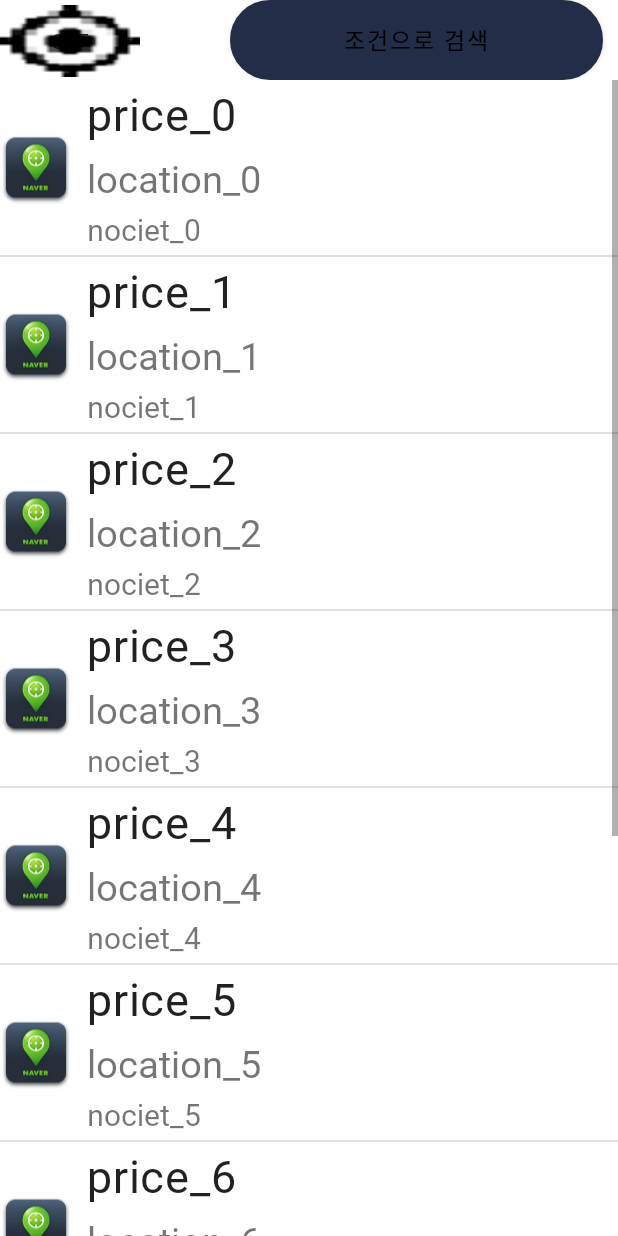
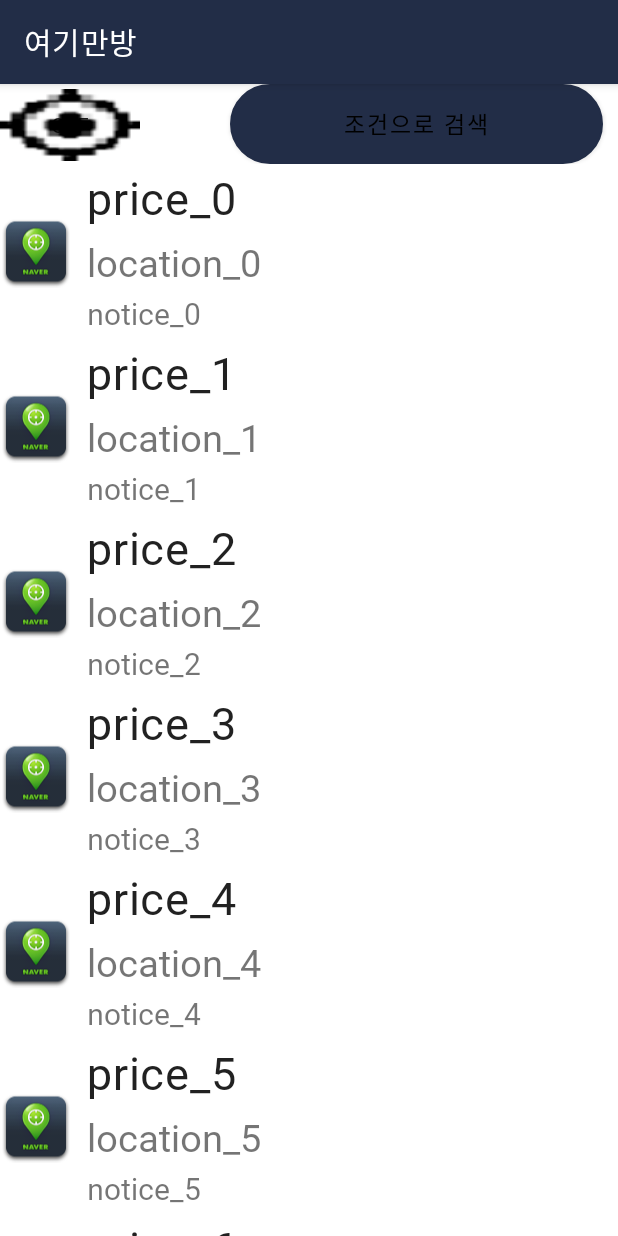
Before and after one commit to tbvjaos510/NRoom, an Android app: the MainActivity screen opened directly, with no data from a screen before it, after a tap on "전체 매물 보기", on a phone screen of 412 x 824 dp. Run offline under Robolectric (Android 15) with nearby library versions, the phone set to English and light mode, and no system bars; our stand-ins replace AdMob.

Commit message:
ListView -> RecyclerView, Update UI

```diff
--- a/NRoomAndroid/app/src/main/java/com/nroom/activity/BaseActivity.java
+++ b/NRoomAndroid/app/src/main/java/com/nroom/activity/BaseActivity.java
@@ -8,7 +8,4 @@ import androidx.appcompat.app.AppCompatActivity;
 @SuppressLint("Registered")
 public class BaseActivity extends AppCompatActivity {
 
-    protected <T extends View> T bind(int id) {
-        return findViewById(id);
-    }
 }
--- a/NRoomAndroid/app/src/main/java/com/nroom/activity/ListActivity.java
+++ b/NRoomAndroid/app/src/main/java/com/nroom/activity/ListActivity.java
@@ -5,24 +5,25 @@ import android.location.Location;
 import android.location.LocationListener;
 import android.location.LocationManager;
 import android.os.Bundle;
-import android.util.Log;
 import android.view.View;
 import android.widget.AdapterView;
 import android.widget.ArrayAdapter;
 import android.widget.Button;
-import android.widget.ListView;
 import android.widget.Spinner;
-import android.widget.TextView;
 import android.widget.ToggleButton;
 
 import com.nroom.R;
+import com.nroom.data.HouseItem;
 import com.nroom.listview.ListViewAdapter;
-import com.nroom.network.JSONTask;
+import com.nroom.recyclerview.HouseAdapter;
 
-import androidx.appcompat.app.AppCompatActivity;
+import java.util.ArrayList;
+
 import androidx.core.content.ContextCompat;
+import androidx.recyclerview.widget.LinearLayoutManager;
+import androidx.recyclerview.widget.RecyclerView;
 
-public class ListActivity extends AppCompatActivity {
+public class ListActivity extends BaseActivity {
     private final LocationListener mLocationListener = new LocationListener() {
         @Override
         public void onLocationChanged(Location location) {
@@ -48,10 +49,89 @@ public class ListActivity extends AppCompatActivity {
         }
     };
 
-    private String selectdeLocal = "서울특별시";
-    private ListView mListView;
+    private String selectedLocal = "서울특별시";
+    private RecyclerView recyclerView;
+    private HouseAdapter houseAdapter;
 
     @Override
+    protected void onCreate(Bundle savedInstanceState) {
+        super.onCreate(savedInstanceState);
+        setContentView(R.layout.activity_list);
+
+        setSupportActionBar(findViewById(R.id.toolbar));
+
+        Button btnLocal = findViewById(R.id.btnLocal);
+        btnLocal.setOnClickListener(view -> {
+            InitSpinner(view);
+        });
+
+        ToggleButton btnGps = findViewById(R.id.btnGps);
+        final LocationManager locationManager = (LocationManager) getSystemService(Context.LOCATION_SERVICE);
+        btnGps.setOnClickListener(new View.OnClickListener() {
+
+            @Override
+            public void onClick(View v) {
+                try {
+                    if (btnGps.isChecked()) {
+                        locationManager.requestLocationUpdates(LocationManager.GPS_PROVIDER, 10000, 1, mLocationListener);
+                        locationManager.requestLocationUpdates(LocationManager.NETWORK_PROVIDER, // 등록할 위치제공자
+                                100, // 통지사이의 최소 시간간격 (miliSecond)
+                                1, // 통지사이의 최소 변경거리 (m)
+                                mLocationListener);
+                    } else {
+                        locationManager.removeUpdates(mLocationListener);
+                    }
+                } catch (SecurityException ignore) {
+                }
+            }
+        });
+
+        recyclerView = findViewById(R.id.sale_recycler_view);
+        houseAdapter = new HouseAdapter(dataSetting());
+        recyclerView.setAdapter(houseAdapter);
+        recyclerView.setLayoutManager(new LinearLayoutManager(this));
+    }
+
+    private ArrayList<HouseItem> dataSetting() {
+
+        ArrayList<HouseItem> houseItems = new ArrayList<>();
+
+        for (int i = 0; i < 10; i++) {
+            houseItems.add(new HouseItem(getDrawable(R.drawable.icon), "price_" + i, "location_" + i, "notice_" + i));
+        }
+
+        return houseItems;
+    }
+
+    private void InitSpinner(View view) {
+        String before = selectedLocal;
+        Spinner localSpinner = findViewById(R.id.localSpinner);
+        localSpinner.setVisibility(View.VISIBLE);
+
+        ArrayAdapter adapter = ArrayAdapter.createFromResource(this, R.array.location, android.R.layout.simple_spinner_item);
+
+        localSpinner.setAdapter(adapter);
+
+        localSpinner.setOnItemSelectedListener(new AdapterView.OnItemSelectedListener() {
+            @Override
+            public void onItemSelected(AdapterView<?> parent, View view, int position, long id) {
+                selectedLocal = (String) parent.getItemAtPosition(position);
+                if (!selectedLocal.equals(before)) {
+                    //TODO: 서버랑 연동
+                    localSpinner.setVisibility(View.INVISIBLE);
+                    selectedLocal = "서울특별시";
+                    return;
+                }
+            }
+
+            @Override
+            public void onNothingSelected(AdapterView<?> parent) {
+                selectedLocal = "";
+            }
+        });
+    }
+
+    /*@Override
     protected void onCreate(Bundle savedInstanceState) {
         super.onCreate(savedInstanceState);
         setContentView(R.layout.activity_list);
@@ -63,22 +143,21 @@ public class ListActivity extends AppCompatActivity {
 
         ToggleButton btnGps = findViewById(R.id.btnGps);
         final LocationManager locationManager = (LocationManager) getSystemService(Context.LOCATION_SERVICE);
-        btnGps.setOnClickListener(new View.OnClickListener(){
+        btnGps.setOnClickListener(new View.OnClickListener() {
 
             @Override
             public void onClick(View v) {
-                try{
-                    if(btnGps.isChecked()){
-                        locationManager.requestLocationUpdates(LocationManager.GPS_PROVIDER, 10000, 1,mLocationListener);
+                try {
+                    if (btnGps.isChecked()) {
+                        locationManager.requestLocationUpdates(LocationManager.GPS_PROVIDER, 10000, 1, mLocationListener);
                         locationManager.requestLocationUpdates(LocationManager.NETWORK_PROVIDER, // 등록할 위치제공자
                                 100, // 통지사이의 최소 시간간격 (miliSecond)
                                 1, // 통지사이의 최소 변경거리 (m)
                                 mLocationListener);
-                    }else{
+                    } else {
                         locationManager.removeUpdates(mLocationListener);
                     }
-                }catch (SecurityException ex){
-
+                } catch (SecurityException ignore) {
                 }
             }
         });
@@ -91,7 +170,7 @@ public class ListActivity extends AppCompatActivity {
     private void dataSetting() {
         ListViewAdapter listViewAdapter = new ListViewAdapter();
 
-        for(int i=0; i<10; i++){
+        for (int i = 0; i < 10; i++) {
             listViewAdapter.addItem(ContextCompat.getDrawable(getApplicationContext(), R.drawable.icon), "price_" + i, "location_" + i, "nociet_" + i);
         }
 
@@ -99,31 +178,31 @@ public class ListActivity extends AppCompatActivity {
     }
 
     private void InitSpinner(View view) {
-        String before = selectdeLocal;
+        String before = selectedLocal;
         Spinner localSpinner = findViewById(R.id.localSpinner);
-        localSpinner.setVisibility(view.VISIBLE);
+        localSpinner.setVisibility(View.VISIBLE);
 
-        ArrayAdapter adapter = ArrayAdapter.createFromResource(this, R.array.location,android.R.layout.simple_spinner_item);
+        ArrayAdapter adapter = ArrayAdapter.createFromResource(this, R.array.location, android.R.layout.simple_spinner_item);
 
         localSpinner.setAdapter(adapter);
 
         localSpinner.setOnItemSelectedListener(new AdapterView.OnItemSelectedListener() {
             @Override
             public void onItemSelected(AdapterView<?> parent, View view, int position, long id) {
-                selectdeLocal = (String) parent.getItemAtPosition(position);
-                if(!selectdeLocal.equals(before)){
+                selectedLocal = (String) parent.getItemAtPosition(position);
+                if (!selectedLocal.equals(before)) {
                     //TODO: 서버랑 연동
-                    localSpinner.setVisibility(view.INVISIBLE);
-                    selectdeLocal = "서울특별시";
-                    return ;
+                    localSpinner.setVisibility(View.INVISIBLE);
+                    selectedLocal = "서울특별시";
+                    return;
                 }
             }
 
             @Override
             public void onNothingSelected(AdapterView<?> parent) {
-                selectdeLocal = "";
+                selectedLocal = "";
             }
         });
-        return ;
-    }
+        return;
+    }*/
 }
--- a/NRoomAndroid/app/src/main/java/com/nroom/activity/MainActivity.java
+++ b/NRoomAndroid/app/src/main/java/com/nroom/activity/MainActivity.java
@@ -2,6 +2,8 @@ package com.nroom.activity;
 
 import android.content.Intent;
 import android.os.Bundle;
+import android.view.Menu;
+import android.view.MenuItem;
 import android.widget.Button;
 
 import com.google.android.gms.ads.AdRequest;
@@ -18,23 +20,25 @@ public class MainActivity extends BaseActivity {
         super.onCreate(savedInstanceState);
         setContentView(R.layout.activity_main);
 
+        findViewById(R.id.toolbar_layout).setStateListAnimator(null);
+        findViewById(R.id.toolbar_layout).setBackgroundResource(android.R.color.transparent);
         setSupportActionBar(findViewById(R.id.toolbar));
 
-        Button btnMap = bind(R.id.btnMap);
+        Button btnMap = findViewById(R.id.btnMap);
         btnMap.setOnClickListener(view -> {
             Intent intent = new Intent(this, MapActivity.class);
             startActivity(intent);
         });
 
-        Button btnList = bind(R.id.btnList);
+        Button btnList = findViewById(R.id.btnList);
         btnList.setOnClickListener(view -> {
             Intent intent = new Intent(this, ListActivity.class);
             startActivity(intent);
         });
 
-        MobileAds.initialize(this, "ca-app-pub-3072268700543290~9298958419");
+        MobileAds.initialize(this);
 
-        mAdView = bind(R.id.adView);
+        mAdView = findViewById(R.id.adView);
         AdRequest.Builder builder = new AdRequest.Builder();
                 if (BuildConfig.DEBUG) {
                     builder.addTestDevice(AdRequest.DEVICE_ID_EMULATOR);
@@ -42,6 +46,24 @@ public class MainActivity extends BaseActivity {
                 }
         mAdView.loadAd(builder.build());
     }
+
+    @Override
+    public boolean onCreateOptionsMenu(Menu menu) {
+        getMenuInflater().inflate(R.menu.menu_main, menu);
+
+        return true;
+    }
+
+    @Override
+    public boolean onOptionsItemSelected(MenuItem item) {
+        switch (item.getItemId()) {
+            case R.id.action_settings:
+                //TODO Settings
+                return true;
+        }
+        return false;
+    }
+
     @Override
     protected void onDestroy() {
         mAdView.destroy();
--- a/NRoomAndroid/app/src/main/java/com/nroom/activity/MapActivity.java
+++ b/NRoomAndroid/app/src/main/java/com/nroom/activity/MapActivity.java
@@ -6,8 +6,7 @@ import com.nhn.android.maps.NMapController;
 import com.nhn.android.maps.NMapView;
 import com.nroom.R;
 
-import androidx.appcompat.app.AppCompatActivity;
-public class MapActivity extends AppCompatActivity {
+public class MapActivity extends BaseActivity {
 
     // CLIENT ID
     public static final String CLIENT_ID = "qxSxM3dHkv_nQodnLE34";  //발급받은 Client ID
@@ -23,8 +22,9 @@ public class MapActivity extends AppCompatActivity {
         super.onCreate(savedInstanceState);
         setContentView(R.layout.activity_map);
 
+        findViewById(R.id.toolbar_layout).setStateListAnimator(null);
+        findViewById(R.id.toolbar_layout).setBackgroundResource(R.color.transparent_dark);
         setSupportActionBar(findViewById(R.id.toolbar));
-        findViewById(R.id.toolbar_layout).setBackgroundResource(R.color.transparent_dark);
     }
 
 
--- /dev/null
+++ b/NRoomAndroid/app/src/main/java/com/nroom/data/HouseItem.java
@@ -0,0 +1,50 @@
+package com.nroom.data;
+
+import android.graphics.drawable.Drawable;
+
+public class HouseItem {
+
+    private Drawable image;
+    private String price;
+    private String location;
+    private String notice;
+
+    public HouseItem(Drawable image, String price, String location, String notice) {
+        this.image = image;
+        this.price = price;
+        this.location = location;
+        this.notice = notice;
+    }
+
+    public Drawable getImage(){
+        return image;
+    }
+
+    public void setImage(Drawable image){
+        this.image = image;
+    }
+
+    public String getPrice(){
+        return price;
+    }
+
+    public void setPrice(String price){
+        this.price = price;
+    }
+
+    public String getLocation(){
+        return location;
+    }
+
+    public void setLocation(String location){
+        this.location = location;
+    }
+
+    public String getNotice() {
+        return notice;
+    }
+
+    public void setNotice(String notice) {
+        this.notice = notice;
+    }
+}
--- a/NRoomAndroid/app/src/main/java/com/nroom/listview/ListViewAdapter.java
+++ b/NRoomAndroid/app/src/main/java/com/nroom/listview/ListViewAdapter.java
@@ -2,7 +2,6 @@ package com.nroom.listview;
 
 import android.content.Context;
 import android.graphics.drawable.Drawable;
-import android.media.Image;
 import android.view.LayoutInflater;
 import android.view.View;
 import android.view.ViewGroup;
@@ -42,7 +41,7 @@ public class ListViewAdapter extends BaseAdapter{
             convertView = inflater.inflate(R.layout.listview_item, parent, false);
         }
 
-        ImageView iv_img = (ImageView) convertView.findViewById(R.id.houseimage);
+        ImageView iv_img = (ImageView) convertView.findViewById(R.id.image_house);
         TextView tv_price = (TextView) convertView.findViewById(R.id.price);
         TextView tv_location = (TextView) convertView.findViewById(R.id.location);
         TextView tv_notice = (TextView) convertView.findViewById(R.id.notice);
--- /dev/null
+++ b/NRoomAndroid/app/src/main/java/com/nroom/recyclerview/HouseAdapter.java
@@ -0,0 +1,42 @@
+package com.nroom.recyclerview;
+
+import android.view.LayoutInflater;
+import android.view.ViewGroup;
+
+import com.nroom.R;
+import com.nroom.data.HouseItem;
+
+import java.util.ArrayList;
+
+import androidx.annotation.NonNull;
+import androidx.recyclerview.widget.RecyclerView;
+
+public class HouseAdapter extends RecyclerView.Adapter<HouseViewHolder> {
+
+    private final ArrayList<HouseItem> houseItems;
+
+    public HouseAdapter(ArrayList<HouseItem> houseItems) {
+        this.houseItems = houseItems;
+    }
+
+    @NonNull
+    @Override
+    public HouseViewHolder onCreateViewHolder(@NonNull ViewGroup parent, int viewType) {
+        return new HouseViewHolder(LayoutInflater.from(parent.getContext()).inflate(R.layout.listview_item, parent, false));
+    }
+
+    @Override
+    public void onBindViewHolder(@NonNull HouseViewHolder holder, int position) {
+        HouseItem houseItem = houseItems.get(position);
+
+        holder.image.setImageDrawable(houseItem.getImage());
+        holder.price.setText(houseItem.getPrice());
+        holder.location.setText(houseItem.getLocation());
+        holder.notice.setText(houseItem.getNotice());
+    }
+
+    @Override
+    public int getItemCount() {
+        return houseItems.size();
+    }
+}
--- /dev/null
+++ b/NRoomAndroid/app/src/main/java/com/nroom/recyclerview/HouseViewHolder.java
@@ -0,0 +1,26 @@
+package com.nroom.recyclerview;
+
+import android.view.View;
+import android.widget.ImageView;
+import android.widget.TextView;
+
+import com.nroom.R;
+
+import androidx.annotation.NonNull;
+import androidx.recyclerview.widget.RecyclerView;
+
+public class HouseViewHolder extends RecyclerView.ViewHolder {
+
+    public ImageView image;
+    public TextView price;
+    public TextView location;
+    public TextView notice;
+
+    public HouseViewHolder(@NonNull View itemView) {
+        super(itemView);
+        image = itemView.findViewById(R.id.image_house);
+        price = itemView.findViewById(R.id.price);
+        location = itemView.findViewById(R.id.location);
+        notice = itemView.findViewById(R.id.notice);
+    }
+}
--- /dev/null
+++ b/NRoomAndroid/app/src/main/res/drawable/ic_settings.xml
@@ -0,0 +1,9 @@
+<vector xmlns:android="http://schemas.android.com/apk/res/android"
+        android:width="24dp"
+        android:height="24dp"
+        android:viewportWidth="24.0"
+        android:viewportHeight="24.0">
+    <path
+        android:fillColor="#FFF"
+        android:pathData="M19.43,12.98c0.04,-0.32 0.07,-0.64 0.07,-0.98s-0.03,-0.66 -0.07,-0.98l2.11,-1.65c0.19,-0.15 0.24,-0.42 0.12,-0.64l-2,-3.46c-0.12,-0.22 -0.39,-0.3 -0.61,-0.22l-2.49,1c-0.52,-0.4 -1.08,-0.73 -1.69,-0.98l-0.38,-2.65C14.46,2.18 14.25,2 14,2h-4c-0.25,0 -0.46,0.18 -0.49,0.42l-0.38,2.65c-0.61,0.25 -1.17,0.59 -1.69,0.98l-2.49,-1c-0.23,-0.09 -0.49,0 -0.61,0.22l-2,3.46c-0.13,0.22 -0.07,0.49 0.12,0.64l2.11,1.65c-0.04,0.32 -0.07,0.65 -0.07,0.98s0.03,0.66 0.07,0.98l-2.11,1.65c-0.19,0.15 -0.24,0.42 -0.12,0.64l2,3.46c0.12,0.22 0.39,0.3 0.61,0.22l2.49,-1c0.52,0.4 1.08,0.73 1.69,0.98l0.38,2.65c0.03,0.24 0.24,0.42 0.49,0.42h4c0.25,0 0.46,-0.18 0.49,-0.42l0.38,-2.65c0.61,-0.25 1.17,-0.59 1.69,-0.98l2.49,1c0.23,0.09 0.49,0 0.61,-0.22l2,-3.46c0.12,-0.22 0.07,-0.49 -0.12,-0.64l-2.11,-1.65zM12,15.5c-1.93,0 -3.5,-1.57 -3.5,-3.5s1.57,-3.5 3.5,-3.5 3.5,1.57 3.5,3.5 -1.57,3.5 -3.5,3.5z"/>
+</vector>
--- a/NRoomAndroid/app/src/main/res/font/bm_jua.xml
+++ b/NRoomAndroid/app/src/main/res/font/bm_jua.xml
@@ -1,13 +1,9 @@
 <?xml version="1.0" encoding="utf-8"?>
-<font-family xmlns:tools="http://schemas.android.com/tools"
-    xmlns:android="http://schemas.android.com/apk/res/android"
-    xmlns:app="http://schemas.android.com/apk/res-auto">
+<font-family xmlns:android="http://schemas.android.com/apk/res/android"
+    xmlns:app="http://schemas.android.com/apk/res-auto"
+    xmlns:tools="http://schemas.android.com/tools">
     <font
         android:font="@font/bm_jua_font"
         app:font="@font/bm_jua_font"
         tools:targetApi="o" />
-    <font
-        android:fontFamily="sans-serif"
-        app:fontFamily="sans-serif"
-        tools:targetApi="o" />
 </font-family>
--- a/NRoomAndroid/app/src/main/res/layout/activity_list.xml
+++ b/NRoomAndroid/app/src/main/res/layout/activity_list.xml
@@ -9,26 +9,31 @@
     <!--TODO RecyclerView-->
     <!--ListView is Legacy-->
     <LinearLayout
-        android:layout_width="match_parent"
-        android:layout_height="match_parent"
-        android:orientation="vertical">
+        android:layout_width="0dp"
+        android:layout_height="0dp"
+        android:orientation="vertical"
+        app:layout_constraintBottom_toBottomOf="parent"
+        app:layout_constraintEnd_toEndOf="parent"
+        app:layout_constraintStart_toStartOf="parent"
+        app:layout_constraintTop_toBottomOf="@+id/include">
+
         <LinearLayout
             android:layout_width="match_parent"
             android:layout_height="wrap_content"
             android:orientation="horizontal">
+
             <ToggleButton
                 android:id="@+id/btnGps"
                 android:layout_width="140px"
                 android:layout_height="wrap_content"
-                android:background="@drawable/gps"
-                />
+                android:background="@drawable/gps" />
 
             <Button
                 android:id="@+id/btnLocal"
                 android:layout_width="match_parent"
                 android:layout_height="24pt"
+                android:layout_marginStart="60dp"
                 android:layout_marginEnd="10dp"
-                android:layout_marginStart="60dp"
                 android:background="@drawable/button_radius"
                 android:fontFamily="@font/bm_jua"
                 android:text="조건으로 검색"
@@ -42,10 +47,20 @@
                 android:layout_height="wrap_content"
                 android:visibility="invisible" />
         </LinearLayout>
-        <ListView
-            android:id="@+id/sale_listview"
+
+        <androidx.recyclerview.widget.RecyclerView
+            android:id="@+id/sale_recycler_view"
             android:layout_width="match_parent"
             android:layout_height="match_parent"
-            android:layout_alignParentStart="true" />
+            tools:listitem="@layout/listview_item" />
     </LinearLayout>
+
+    <include
+        android:id="@+id/include"
+        layout="@layout/app_bar"
+        android:layout_width="0dp"
+        android:layout_height="wrap_content"
+        app:layout_constraintEnd_toEndOf="parent"
+        app:layout_constraintStart_toStartOf="parent"
+        app:layout_constraintTop_toTopOf="parent" />
 </androidx.constraintlayout.widget.ConstraintLayout>
--- a/NRoomAndroid/app/src/main/res/layout/app_bar.xml
+++ b/NRoomAndroid/app/src/main/res/layout/app_bar.xml
@@ -4,7 +4,6 @@
     android:id="@+id/toolbar_layout"
     android:layout_width="match_parent"
     android:layout_height="wrap_content"
-    android:stateListAnimator="@null"
     android:theme="@style/ThemeOverlay.MaterialComponents.Dark.ActionBar">
 
     <androidx.appcompat.widget.Toolbar
--- a/NRoomAndroid/app/src/main/res/layout/listview_item.xml
+++ b/NRoomAndroid/app/src/main/res/layout/listview_item.xml
@@ -1,26 +1,22 @@
 <?xml version="1.0" encoding="utf-8"?>
 <LinearLayout xmlns:android="http://schemas.android.com/apk/res/android"
-    xmlns:tools="http://schemas.android.com/tools"
-    android:orientation="vertical" android:layout_width="match_parent"
-    android:layout_height="match_parent">
-
-
-    <LinearLayout
     android:layout_width="match_parent"
     android:layout_height="wrap_content"
+    xmlns:tools="http://schemas.android.com/tools"
     android:orientation="horizontal">
 
     <ImageView
-            android:id="@+id/houseimage"
+        android:id="@+id/image_house"
         android:layout_width="wrap_content"
-            android:layout_height="match_parent"/>
+        android:layout_height="match_parent" />
 
     <LinearLayout
         android:id="@+id/house_info_layout"
         android:layout_width="wrap_content"
         android:layout_height="match_parent"
         android:orientation="vertical"
-            android:paddingLeft="10dip">
+        android:paddingStart="10dp"
+        android:paddingEnd="0dp">
 
         <TextView
             android:id="@+id/price"
@@ -30,29 +26,29 @@
             android:fontFamily="@font/bm_jua"
             android:paddingTop="2dip"
             android:paddingBottom="3dip"
-                android:textSize="30dp"
-                android:text="가격" />
+            tools:text="가격"
+            android:textSize="30dp" />
 
         <TextView
-                android:layout_weight="1"
             android:id="@+id/location"
             android:layout_width="match_parent"
             android:layout_height="wrap_content"
+            android:layout_weight="1"
             android:fontFamily="@font/bm_jua"
             android:paddingTop="2dip"
             android:paddingBottom="3dip"
-                android:textSize="25dp"
-                android:text="위치" />
+            tools:text="위치"
+            android:textSize="25dp" />
 
         <TextView
-                android:layout_weight="1"
             android:id="@+id/notice"
             android:layout_width="match_parent"
             android:layout_height="wrap_content"
             android:layout_gravity="center"
+            android:layout_weight="1"
             android:paddingBottom="3dip"
-                android:textSize="20dp"
-                android:text="설명" />
+            tools:text="설명"
+            android:textSize="20dp" />
+
     </LinearLayout>
 </LinearLayout>
-</LinearLayout>
--- /dev/null
+++ b/NRoomAndroid/app/src/main/res/menu/menu_main.xml
@@ -0,0 +1,9 @@
+<?xml version="1.0" encoding="utf-8"?>
+<menu xmlns:android="http://schemas.android.com/apk/res/android"
+    xmlns:app="http://schemas.android.com/apk/res-auto">
+    <item
+        android:id="@+id/action_settings"
+        android:icon="@drawable/ic_settings"
+        android:title="@string/action_settings"
+        app:showAsAction="always"/>
+</menu>
--- a/NRoomAndroid/app/src/main/res/values/colors.xml
+++ b/NRoomAndroid/app/src/main/res/values/colors.xml
@@ -4,4 +4,5 @@
     <color name="colorPrimaryDark">#000120</color>
     <color name="colorAccent">#FFFFFF</color>
     <color name="transparent_dark">#80222d47</color>
+    <color name="transparent_darker">#80000120</color>
 </resources>
--- a/NRoomAndroid/app/src/main/res/values/strings.xml
+++ b/NRoomAndroid/app/src/main/res/values/strings.xml
@@ -8,4 +8,5 @@
     <string name="label_detail_summary">상세설명</string>
     <string name="label_sale_id">등록번호 :</string>
     <string name="naver">NAVER</string>
+    <string name="action_settings">설정</string>
 </resources>
--- a/NRoomAndroid/app/src/main/res/values/styles.xml
+++ b/NRoomAndroid/app/src/main/res/values/styles.xml
@@ -11,7 +11,7 @@
     </style>
 
     <style name="AppTheme.Transparent">
-        <item name="android:statusBarColor">@color/transparent_dark</item>
+        <item name="android:statusBarColor">@color/transparent_darker</item>
         <item name="android:navigationBarColor">@color/transparent_dark</item>
         <item name="android:windowTranslucentNavigation">true</item>
         <item name="android:windowDrawsSystemBarBackgrounds">true</item>
```
Also changed, not shown: NRoomAndroid/app/src/main/java/com/nroom/activity/DetailActivity.java (+8 -8 lines), NRoomAndroid/app/src/main/res/layout/activity_detail.xml (+7 -6 lines), 1 other file. Lines whose indentation alone changed are shown as unchanged.
